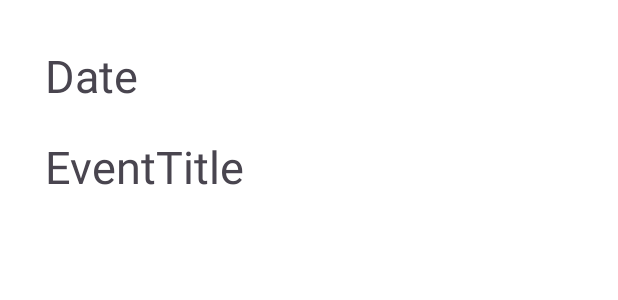
After one commit to soCallmeAdityaKumar/Google-Developers-Community-Visualization-Tool, an Android app: the layout bottom_sheet.xml on its own in the app's theme, with its tools: preview values and no code run, on a phone screen of 412 x 824 dp. The commit adds this screen. Shown: the top 300 px of the screen. Run offline under Robolectric (Android 15) with nearby library versions, the phone set to English and light mode, and no system bars; network calls fail.

Commit message:
Bottom sheet added to show events

```diff
--- /dev/null
+++ b/app/src/main/res/drawable/dialog_sheet.xml
@@ -0,0 +1,11 @@
+<?xml version="1.0" encoding="utf-8"?>
+<shape xmlns:android="http://schemas.android.com/apk/res/android">
+
+    <solid android:color="@color/white"/>
+    <corners android:topLeftRadius="30dp"
+        android:topRightRadius="30dp"/>
+    <padding android:left="10dp"
+        android:right="10dp"
+        android:top="10dp"
+        android:bottom="10dp"/>
+</shape>
--- /dev/null
+++ b/app/src/main/res/layout/bottom_sheet.xml
@@ -0,0 +1,31 @@
+<?xml version="1.0" encoding="utf-8"?>
+<androidx.constraintlayout.widget.ConstraintLayout xmlns:android="http://schemas.android.com/apk/res/android"
+    xmlns:app="http://schemas.android.com/apk/res-auto"
+    xmlns:tools="http://schemas.android.com/tools"
+    android:layout_width="match_parent"
+    android:layout_height="match_parent"
+    android:background="@drawable/dialog_sheet">
+
+    <TextView
+        android:id="@+id/date"
+        android:layout_width="match_parent"
+        android:layout_height="wrap_content"
+        android:text="Date"
+        android:layout_margin="20dp"
+        android:textSize="30dp"
+        app:layout_constraintEnd_toEndOf="parent"
+        app:layout_constraintStart_toStartOf="parent"
+        app:layout_constraintTop_toTopOf="parent" />
+
+    <TextView
+        android:id="@+id/eventTitle"
+        android:layout_width="match_parent"
+        android:layout_height="wrap_content"
+        android:layout_margin="20dp"
+        android:textSize="30dp"
+        android:text="EventTitle"
+        app:layout_constraintEnd_toEndOf="@+id/date"
+        app:layout_constraintStart_toStartOf="parent"
+        app:layout_constraintTop_toBottomOf="@+id/date" />
+
+</androidx.constraintlayout.widget.ConstraintLayout>
--- a/app/src/main/res/values/themes.xml
+++ b/app/src/main/res/values/themes.xml
@@ -14,6 +14,10 @@
         <item name="android:colorBackground">@color/white</item>
         <!-- Customize your theme here. -->
     </style>
+    <style name="DialogAnimation">
+        <item name="android:windowEnterAnimation">@anim/slide_in_bottom</item>
+        <item name="android:windowExitAnimation">@anim/slide_out_bottom</item>
+    </style>
 
 
 
```
Also changed, not shown: app/src/main/java/com/example/googledeveloperscommunityvisualisationtool/fragments/Calendar/CalendarFragment.kt (+95 -9 lines), app/src/main/java/com/example/googledeveloperscommunityvisualisationtool/fragments/upcomingEvents/UpcomingEvents.kt (+3 -7 lines), app/src/main/res/anim/slide_in_bottom.xml (added, +9 -0 lines), app/src/main/res/anim/slide_out_bottom.xml (added, +8 -0 lines).
